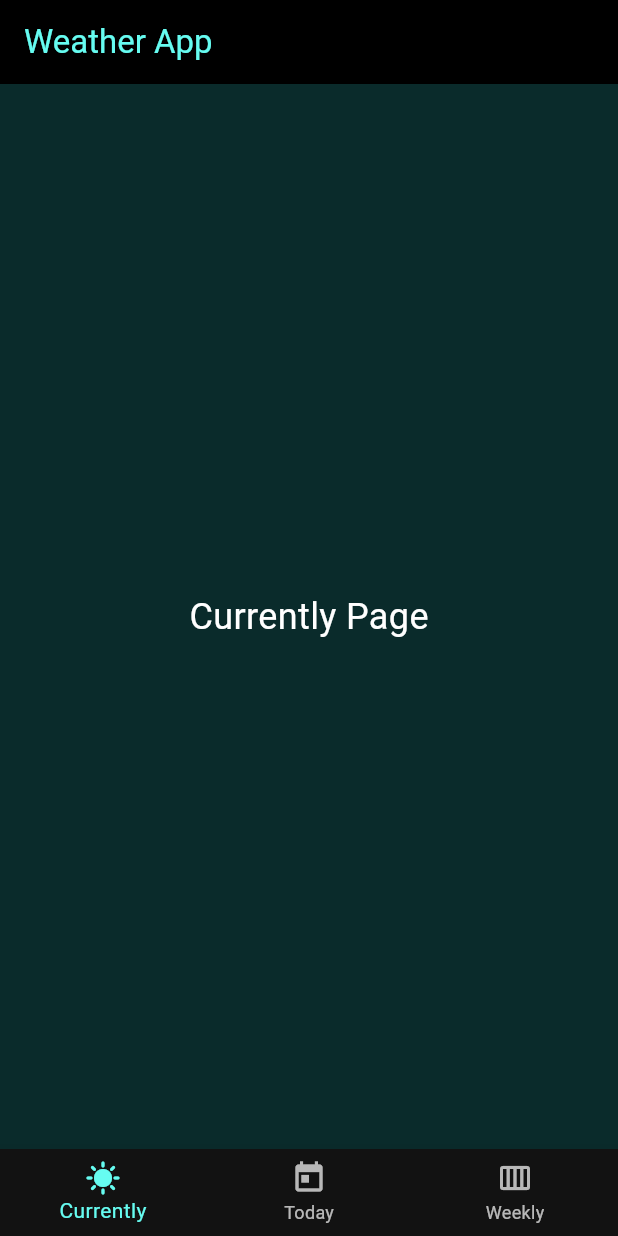
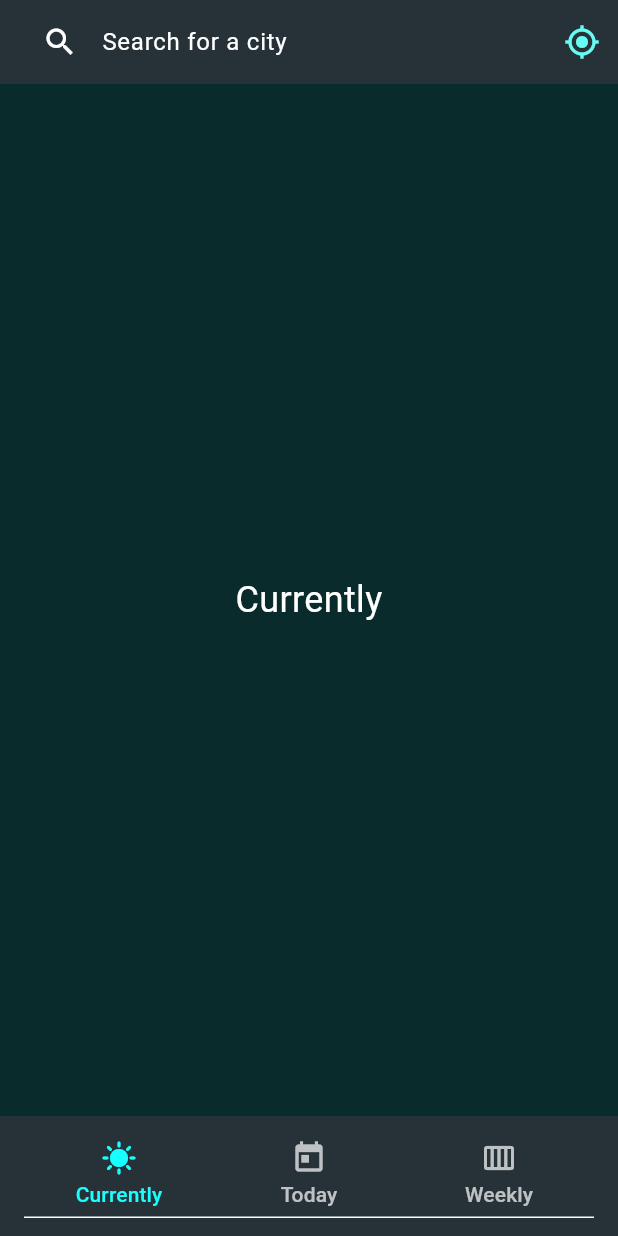
Before and after one commit to vaismand/Mobile-1, a Flutter app: the screen it shows after launch, on a phone screen of 412 x 824 dp. Run offline on Flutter 3.47's test engine with Material 3 defaults, Android fonts, the phone set to English and light mode, and no system bars.

Commit message:
finished 2nd part

```diff
--- a/weather_app/lib/main.dart
+++ b/weather_app/lib/main.dart
@@ -11,6 +11,7 @@ class MyApp extends StatelessWidget {
   Widget build(BuildContext context) {
     return MaterialApp(
       title: 'Weather App',
+      debugShowCheckedModeBanner: false,
       theme: ThemeData(
         scaffoldBackgroundColor: const Color(0xFF0a2b2b),
         colorScheme: const ColorScheme.dark(
@@ -40,7 +41,9 @@ class _MyHomePageState extends State<MyHomePage>
     with SingleTickerProviderStateMixin {
   int _page = 0;
   late final TabController _tabController;
-
+  late final TextEditingController _searchController;
+  String _searchQuery = '';
+  bool _useGeolocation = false;
   void _onPageChanged(int index) {
     _tabController.animateTo(index);
   }
@@ -49,6 +52,7 @@ class _MyHomePageState extends State<MyHomePage>
   void initState() {
     super.initState();
     _tabController = TabController(length: 3, vsync: this);
+    _searchController = TextEditingController();
     _tabController.addListener(() {
       if (_page != _tabController.index) {
         setState(() {
@@ -61,41 +65,94 @@ class _MyHomePageState extends State<MyHomePage>
   @override
   void dispose() {
     _tabController.dispose();
+    _searchController.dispose();
     super.dispose();
+  }
+
+  String _tabText(int index) {
+    const tabNames = ['Currently', 'Today', 'Weekly'];
+    final title = tabNames[index];
+    if (_useGeolocation) return '$title \nGeolocation';
+    if (_searchQuery.isNotEmpty) return '$title \n$_searchQuery';
+    return title;
   }
 
   @override
   Widget build(BuildContext context) {
     return Scaffold(
-      appBar: AppBar(backgroundColor: Colors.black, title: Text(widget.title)),
+      appBar: AppBar(
+        backgroundColor: Colors.blueGrey[900],
+        title: TextField(
+          controller: _searchController,
+          decoration: const InputDecoration(
+            hintText: 'Search for a city',
+            contentPadding: EdgeInsets.only(top: 12),
+            border: InputBorder.none,
+            prefixIcon: Icon(Icons.search, color: Colors.white),
+          ),
+          onChanged: (value) {
+            setState(() {
+              _searchQuery = value.trim();
+              _useGeolocation = false;
+            });
+          },
+        ),
+        actions: [
+          IconButton(
+            icon: const Icon(Icons.my_location),
+            onPressed: () {
+              setState(() {
+                _useGeolocation = true;
+                _searchQuery = '';
+                _searchController.clear();
+              });
+            },
+          ),
+        ],
+      ),
       body: TabBarView(
         controller: _tabController,
         children: [
-          Center(child: Text('Currently Page', style: TextStyle(fontSize: 24))),
-          Center(child: Text('Today Page', style: TextStyle(fontSize: 24))),
-          Center(child: Text('Weekly Page', style: TextStyle(fontSize: 24))),
+          Center(
+            child: Text(
+              _tabText(0),
+              textAlign: TextAlign.center,
+              style: const TextStyle(fontSize: 24),
+            ),
+          ),
+          Center(
+            child: Text(
+              _tabText(1),
+              textAlign: TextAlign.center,
+              style: const TextStyle(fontSize: 24),
+            ),
+          ),
+          Center(
+            child: Text(
+              _tabText(2),
+              textAlign: TextAlign.center,
+              style: const TextStyle(fontSize: 24),
+            ),
+          ),
         ],
       ),
-      bottomNavigationBar: BottomNavigationBar(
-        currentIndex: _page,
-        onTap: _onPageChanged,
-        items: const [
-          BottomNavigationBarItem(
-            icon: Icon(Icons.sunny),
-            label: 'Currently',
-            key: Key('currently'),
-          ),
-          BottomNavigationBarItem(
-            icon: Icon(Icons.today),
-            label: 'Today',
-            key: Key('today'),
-          ),
-          BottomNavigationBarItem(
-            icon: Icon(Icons.calendar_view_week),
-            label: 'Weekly',
-            key: Key('weekly'),
-          ),
-        ],
+      bottomNavigationBar: BottomAppBar(
+        color: Colors.blueGrey[900],
+        elevation: 0,
+        surfaceTintColor: Colors.transparent,
+        shadowColor: Colors.transparent,
+        child: TabBar(
+          controller: _tabController,
+          onTap: _onPageChanged,
+          labelColor: Colors.cyanAccent,
+          unselectedLabelColor: Colors.white70,
+          indicatorColor: Colors.transparent,
+          tabs: const [
+            Tab(icon: Icon(Icons.sunny), text: 'Currently'),
+            Tab(icon: Icon(Icons.today), text: 'Today'),
+            Tab(icon: Icon(Icons.calendar_view_week), text: 'Weekly'),
+          ],
+        ),
       ),
     );
   }
```
